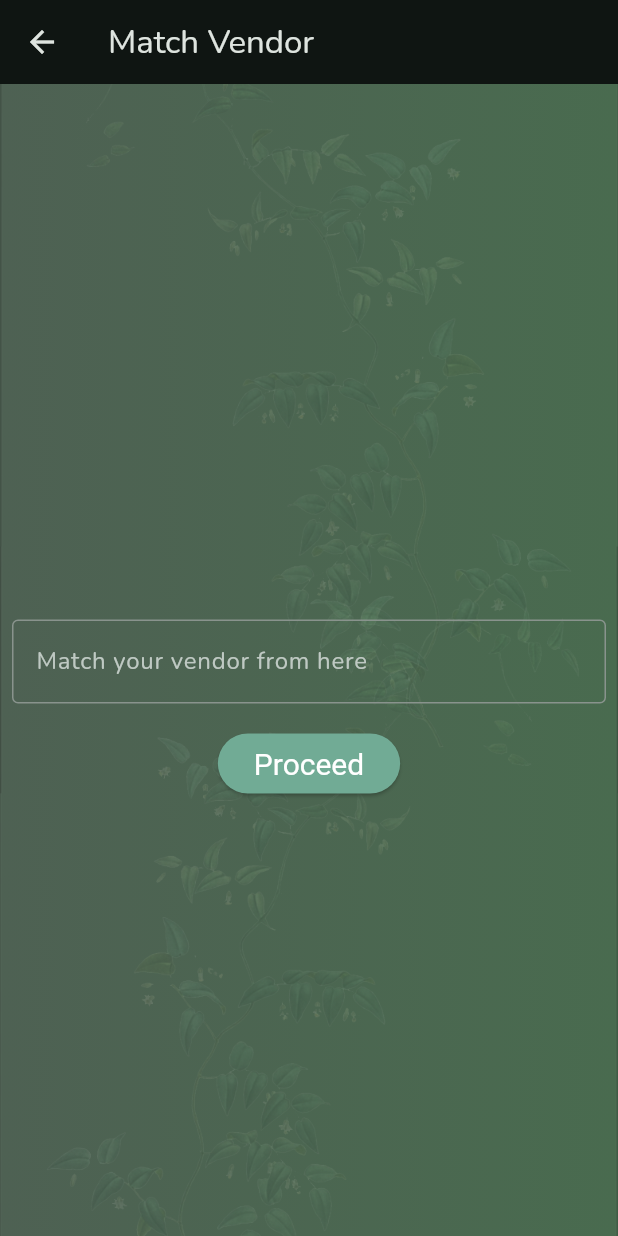
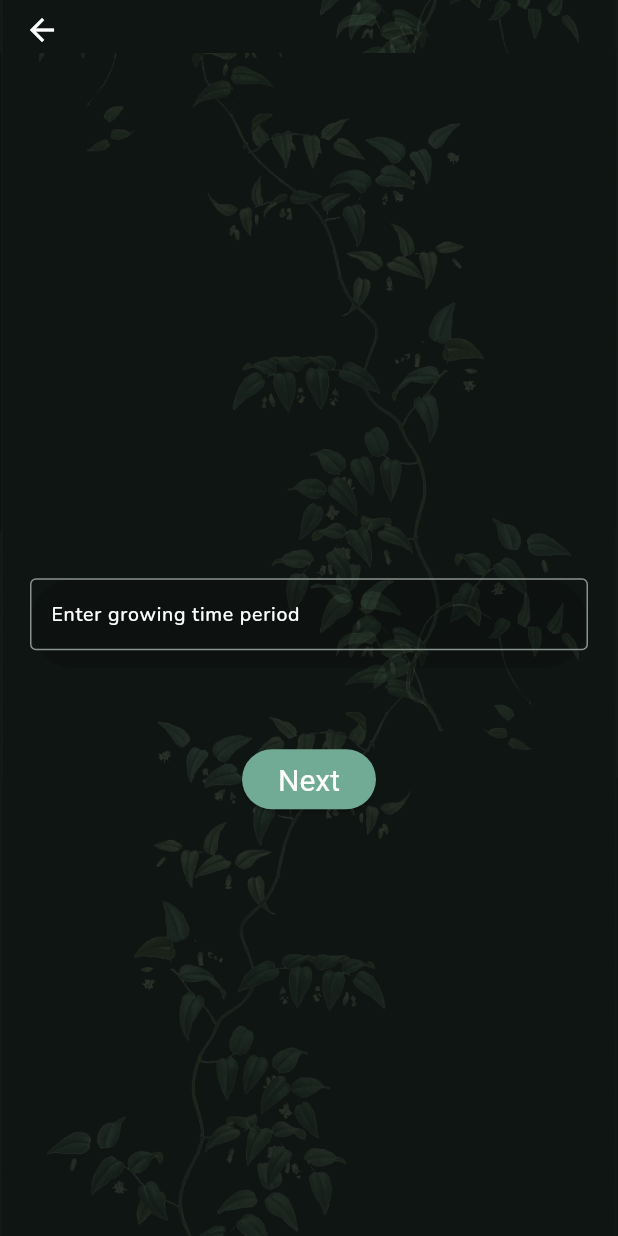
Before and after one commit to Thisuraka/flower-prediction, a Flutter app: the screen it shows after launch, after a tap on an icon or button, on a phone screen of 412 x 824 dp. Run offline on Flutter 3.47's test engine with Material 2 defaults, Android fonts, the phone set to English and light mode, and no system bars; our stand-ins replace dio, flutter_easyloading, google_maps_flutter, image_picker, shimmer_animation, toggle_switch.

Commit message:
vendor ui tweak

```diff
--- a/lib/main.dart
+++ b/lib/main.dart
@@ -4,6 +4,7 @@ import 'package:flower_prediction/viewmodels/disease_viewmodel.dart';
 import 'package:flower_prediction/viewmodels/growth_viewmodel.dart';
 import 'package:flower_prediction/viewmodels/home_viewmodel.dart';
 import 'package:flower_prediction/viewmodels/predict_flower_viewmodel.dart';
+import 'package:flower_prediction/viewmodels/vendor_viewmodel.dart';
 import 'package:flower_prediction/views/onboarding/splash_view.dart';
 import 'package:flutter/material.dart';
 import 'package:flutter_easyloading/flutter_easyloading.dart';
@@ -24,6 +25,9 @@ void main() {
       ChangeNotifierProvider(
         create: ((context) => GrowthViewModel()),
       ),
+      ChangeNotifierProvider(
+        create: ((context) => VendorViewModel()),
+      ),
     ],
     child: const MyApp(),
   ));
@@ -37,7 +41,8 @@ class MyApp extends StatelessWidget {
     return MaterialApp(
       debugShowCheckedModeBanner: false,
       navigatorKey: NavigationService.navigatorKey,
-      theme: ThemeData(      fontFamily: 'Nunito',
+      theme: ThemeData(
+        fontFamily: 'Nunito',
         useMaterial3: true,
         colorScheme: ColorScheme.fromSeed(
           seedColor: greenLvl1,
--- a/lib/utils/static/app_strings.dart
+++ b/lib/utils/static/app_strings.dart
@@ -24,4 +24,6 @@ class AppStrings {
   static const plantPredictionWeatherPrediction = "Weather Prediction";
   static const plantPredictionMostSuitablePlant = "Most Suitable Plant";
   static const plantPredictionMostPickWhich = "Please pick what you would like to predict";
+
+
 }
--- a/lib/viewmodels/predict_flower_viewmodel.dart
+++ b/lib/viewmodels/predict_flower_viewmodel.dart
@@ -1,14 +1,9 @@
-import 'package:flower_prediction/models/base_api_response.dart';
 import 'package:flower_prediction/service/flower_service.dart';
 import 'package:flower_prediction/utils/navigation_service.dart';
-import 'package:flower_prediction/utils/urls.dart';
-import 'package:flower_prediction/utils/utils.dart';
 import 'package:flower_prediction/views/predict_flower/predict_flower.dart';
 import 'package:flower_prediction/views/predict_flower/weather_prediction.dart';
 import 'package:flower_prediction/widgets/popups/image_view_popup.dart';
-import 'package:flower_prediction/widgets/switchable_block.dart';
 import 'package:flutter/material.dart';
-import 'package:flutter_easyloading/flutter_easyloading.dart';
 
 class PredictFlowerViewModel extends ChangeNotifier {
   final FlowerService service = FlowerService();
--- /dev/null
+++ b/lib/viewmodels/vendor_viewmodel.dart
@@ -0,0 +1,10 @@
+import 'package:flower_prediction/service/flower_service.dart';
+import 'package:flutter/material.dart';
+
+class VendorViewModel extends ChangeNotifier {
+  final FlowerService service = FlowerService();
+
+  TextEditingController selectedVendor = TextEditingController();
+
+  void proces() async {}
+}
--- a/lib/views/match_vendor/match_vendor.dart
+++ b/lib/views/match_vendor/match_vendor.dart
@@ -1,6 +1,11 @@
 import 'package:flower_prediction/style.dart';
 import 'package:flower_prediction/utils/static/app_assets.dart';
+import 'package:flower_prediction/utils/static/app_strings.dart';
+import 'package:flower_prediction/viewmodels/vendor_viewmodel.dart';
+import 'package:flower_prediction/widgets/custom_app_bar.dart';
+import 'package:flower_prediction/widgets/rounded_textbox_widget.dart';
 import 'package:flutter/material.dart';
+import 'package:provider/provider.dart';
 
 class MatchVendor extends StatelessWidget {
   const MatchVendor({super.key});
@@ -8,10 +13,12 @@ class MatchVendor extends StatelessWidget {
   @override
   Widget build(BuildContext context) {
     return Scaffold(
-      appBar: AppBar(
-        title: const Text('Match Vendor'),
-        actions: const <Widget>[],
-      ),
+      appBar: const PreferredSize(
+          preferredSize: Size.fromHeight(35.0),
+          child: CustomAppBar(
+            title: "",
+            removeBg: true,
+          )),
       body: Container(
         width: MediaQuery.of(context).size.width,
         height: MediaQuery.of(context).size.height,
@@ -21,41 +28,41 @@ class MatchVendor extends StatelessWidget {
               image: AssetImage(AppAssets.homeBg),
               fit: BoxFit.cover,
             ),
-          gradient: LinearGradient(
-            colors: [
-              Color(0xFF4E6153),
-              Color(0xFF496B4F),
-            ],
-            begin: FractionalOffset(0.0, 0.0),
-            end: FractionalOffset(1.0, 0.0),
-            stops: [0.0, 1.0],
-            tileMode: TileMode.clamp,
+            color: Colors.transparent),
+        child: Center(
+          child: Consumer<VendorViewModel>(builder: (context, model, child) {
+            return Column(
+              mainAxisSize: MainAxisSize.min,
+              children: [
+                Padding(
+                  padding: const EdgeInsets.symmetric(horizontal: 20),
+                  child: RoundedTextboxWidget(
+                    controller: model.selectedVendor,
+                    labelText: AppStrings.plantPredictionEnterGrowTimePeriod,
+                    keyboardType: TextInputType.number,
+                    validator: (value) {
+                      if (value == null || value.isEmpty) {
+                        return AppStrings.enterValues;
+                      }
+                      return null;
+                    },
                   ),
                 ),
-        child: Center(
-          child: Column(
-            mainAxisSize: MainAxisSize.min,
-            children: [
-              const Padding(
-                padding: EdgeInsets.symmetric(horizontal: 8, vertical: 16),
-                child: TextField(
-                  decoration: InputDecoration(
-                    border: OutlineInputBorder(),
-                    hintText: 'Match your vendor from here',
-                  ),
-                ),
+                const SizedBox(
+                  height: 30,
                 ),
                 ElevatedButton(
                   style: ElevatedButton.styleFrom(
                       textStyle: const TextStyle(fontSize: 20), backgroundColor: greenLvl1),
                   onPressed: () {},
                   child: const Text(
-                  'Proceed',
+                    AppStrings.next,
                     style: TextStyle(color: Colors.white),
                   ),
                 ),
               ],
-          ),
+            );
+          }),
         ),
       ),
     );
--- a/lib/views/predict_flower/predict_flower.dart
+++ b/lib/views/predict_flower/predict_flower.dart
@@ -1,7 +1,6 @@
 import 'package:flower_prediction/style.dart';
 import 'package:flower_prediction/utils/static/app_assets.dart';
 import 'package:flower_prediction/utils/static/app_strings.dart';
-import 'package:flower_prediction/viewmodels/home_viewmodel.dart';
 import 'package:flower_prediction/viewmodels/predict_flower_viewmodel.dart';
 import 'package:flower_prediction/widgets/custom_app_bar.dart';
 import 'package:flutter/material.dart';
--- a/lib/widgets/popups/image_view_popup.dart
+++ b/lib/widgets/popups/image_view_popup.dart
@@ -2,13 +2,11 @@ import 'dart:io';
 
 import 'package:flower_prediction/utils/static/app_strings.dart';
 import 'package:flower_prediction/widgets/rounded_textbox_widget.dart';
-import 'package:flower_prediction/widgets/switchable_block.dart';
 import 'package:flutter/material.dart';
 import 'package:image_picker/image_picker.dart';
 
 import 'package:flower_prediction/style.dart';
 import 'package:flower_prediction/widgets/common_button_widget.dart';
-import 'package:toggle_switch/toggle_switch.dart';
 
 void imageViewPopup(
     {String? title,
```
Also changed, not shown: lib/views/predict_flower/weather_prediction.dart (+28 -120 lines). Lines whose indentation alone changed are shown as unchanged.
